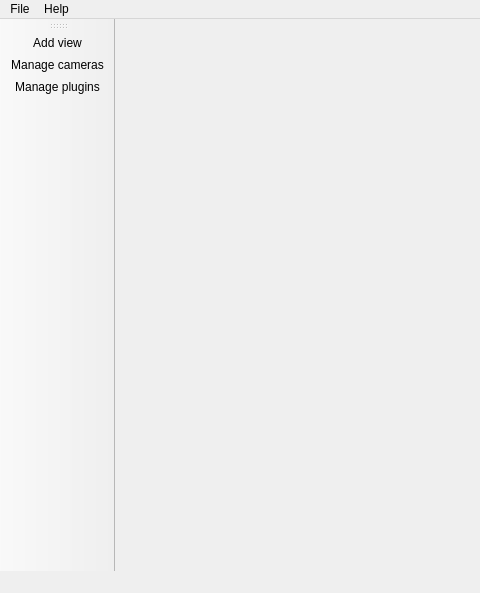
Old version of the form SCHNApps/forms/window.ui in the repository cgogn/CGoGN; both pictures show x 0 to 480 and y 0 to 593 of the 785 by 593 pixel window.
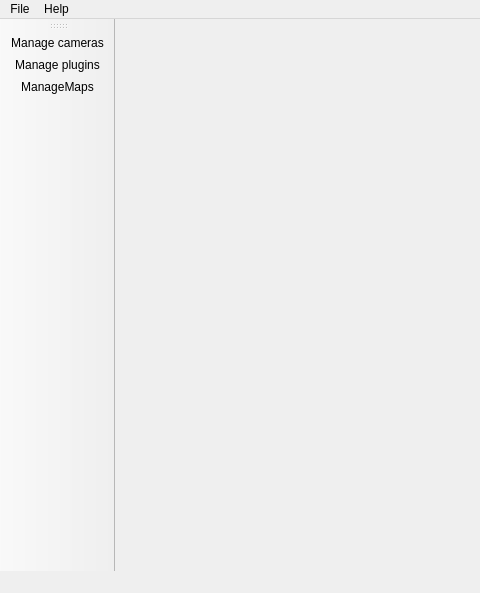
New version of the form. Icons and pictures are not drawn.

What changed in the file:
```diff
--- a/SCHNApps/forms/window.ui
+++ b/SCHNApps/forms/window.ui
@@ -56,9 +56,9 @@
    <attribute name="toolBarBreak">
     <bool>false</bool>
    </attribute>
-   <addaction name="actionManageViews"/>
    <addaction name="actionManageCameras"/>
    <addaction name="actionManagePlugins"/>
+   <addaction name="actionManageMaps"/>
   </widget>
   <action name="actionAboutCGoGN">
    <property name="text">
@@ -84,15 +84,6 @@
     <string>Manage plugins</string>
    </property>
   </action>
-  <action name="actionManageViews">
-   <property name="icon">
-    <iconset resource="../resources/resources.qrc">
-     <normaloff>:/icons/icons/add_view.png</normaloff>:/icons/icons/add_view.png</iconset>
-   </property>
-   <property name="text">
-    <string>Add view</string>
-   </property>
-  </action>
   <action name="actionManageCameras">
    <property name="icon">
     <iconset resource="../resources/resources.qrc">
@@ -107,6 +98,18 @@
     <string>Show/Hide Dock</string>
    </property>
   </action>
+  <action name="actionManageMaps">
+   <property name="icon">
+    <iconset resource="../resources/resources.qrc">
+     <normaloff>:/icons/icons/map_plugin.png</normaloff>:/icons/icons/map_plugin.png</iconset>
+   </property>
+   <property name="text">
+    <string>ManageMaps</string>
+   </property>
+   <property name="toolTip">
+    <string>Manage maps</string>
+   </property>
+  </action>
  </widget>
  <resources>
   <include location="../resources/resources.qrc"/>
```
